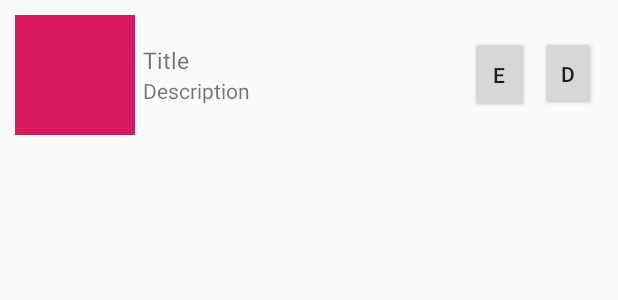
After one commit to yaacine/ProjetTDM, an Android app: the layout row.xml on its own in the app's theme, with its tools: preview values and no code run, on a phone screen of 412 x 824 dp. The commit adds this screen. Shown: the top 300 px of the screen. Run offline under Robolectric (Android 15) with nearby library versions, the phone set to English and light mode, and no system bars.

Commit message:
merged nassim's work

```diff
--- a/app/build.gradle
+++ b/app/build.gradle
@@ -51,6 +51,7 @@ dependencies {
     kapt "androidx.room:room-compiler:$room_version"
     implementation 'androidx.fragment:fragment-ktx:1.0.0'
 
+
     implementation 'io.github.ivanespitiac:imageslider:1.0.3'
 
 }
--- a/app/src/main/java/com/example/projettdm/CountryListAdapter.kt
+++ b/app/src/main/java/com/example/projettdm/CountryListAdapter.kt
@@ -27,31 +27,31 @@ class CountryListAdapter(
         var deleteBtn: TextView = view.findViewById(R.id.deleteBtn)
         var editBtn: TextView = view.findViewById(R.id.editBtn)
 
-        var intervention: Intervention? = items?.get(position)
+        var country: Country? = items?.get(position)
 
         //       imageView.setImageDrawable(mCtx.resources.getDrawable(1,null))
-        textView.text = intervention?.numero + " " + intervention?.nomPmobier?.toUpperCase()
-        textView1.text = intervention?.date.toString() + " " + intervention?.type?.toUpperCase()
+        textView.text = country?.code + " " + country?.name?.toUpperCase()
+        textView1.text = country?.description.toString()
 
         deleteBtn.setOnClickListener {
             println("we are deleting some stuff")
-            //DataManager.interventionsList.remove(items?.get(position))
+            //DataManager.countrysList.remove(items?.get(position))
 
 
             GlobalScope.launch {
 
                 var myDataList =
                     items?.get(position)?.let { it1 ->
-                        DataManager.dbReference.interventionDao().delete(
+                        DataHolder.dbReference.CountryDao().delete(
                             it1
                         )
                     }
-
+/*
                 var myDataNewList =  DataManager.dbReference.interventionDao().getAll()
                 DataManager.interventionsList.clear()
                 println("deleted ====>"+ myDataNewList.size)
                 DataManager.interventionsList.addAll(myDataNewList)
-
+*/
             }.invokeOnCompletion {
 
                 var activity = (context as MainActivity)
--- /dev/null
+++ b/app/src/main/java/com/example/projettdm/DataHolder.kt
@@ -0,0 +1,34 @@
+package com.example.projettdm
+
+import android.util.Log
+import com.example.projettdm.DataManager.AppDatabase
+import com.example.projettdm.DataManager.Entities.Country
+import kotlinx.coroutines.GlobalScope
+import kotlinx.coroutines.awaitAll
+import kotlinx.coroutines.launch
+import java.io.BufferedReader
+import java.io.File
+
+
+class  DataHolder {
+
+    companion object{
+        lateinit var dbReference:AppDatabase
+        var countriesList = arrayListOf<Country>()
+
+
+        fun getAll() {
+            GlobalScope.launch {
+
+                var myDataList = dbReference.CountryDao().getAll()
+                countriesList.addAll(myDataList)
+            }
+
+        }
+
+    }
+
+
+
+
+}
--- a/app/src/main/java/com/example/projettdm/MainActivity.kt
+++ b/app/src/main/java/com/example/projettdm/MainActivity.kt
@@ -29,14 +29,25 @@ class MainActivity : AppCompatActivity() ,NavigationView.OnNavigationItemSelecte
         super.onCreate(savedInstanceState)
         setContentView(R.layout.activity_main)
 
+
         val db = AppDatabase(this)
         populateDatabase(db)
+
+        DataHolder.dbReference = db
+
+        GlobalScope.launch {
+            var myDataList = db.CountryDao().getAll()
+            DataHolder.countriesList.addAll(myDataList)
+        }
+
+        adapter = CountryListAdapter(this, R.layout.row, DataHolder.countriesList)
 
         button.setOnClickListener {
             val intent = Intent(this, CountryDetails::class.java)
             startActivity(intent)
         }
         toolbar = findViewById(R.id.toolbar)
+
 
         setSupportActionBar(toolbar)
 
--- /dev/null
+++ b/app/src/main/res/layout/row.xml
@@ -0,0 +1,75 @@
+<?xml version="1.0" encoding="utf-8"?>
+<LinearLayout
+    xmlns:android="http://schemas.android.com/apk/res/android"
+    xmlns:app="http://schemas.android.com/apk/res-auto"
+    xmlns:tools="http://schemas.android.com/tools"
+    android:layout_width="match_parent"
+    android:layout_height="wrap_content"
+    android:orientation="horizontal"
+    android:padding="10dp">
+
+    <ImageView
+        android:id="@+id/iconIv"
+        android:src="@color/colorAccent"
+        android:layout_width="80dp"
+        android:layout_height="80dp" />
+
+    <LinearLayout
+        android:layout_width="match_parent"
+        android:layout_height="match_parent"
+        android:orientation="horizontal">
+
+        <LinearLayout
+            android:layout_width="211dp"
+            android:layout_height="wrap_content"
+            android:layout_gravity="center"
+            android:layout_margin="5dp"
+            android:orientation="vertical">
+
+            <TextView
+                android:id="@+id/titleIntervention"
+                android:layout_width="match_parent"
+                android:layout_height="wrap_content"
+                android:text="Title"
+                android:textSize="15sp" />
+
+            <TextView
+                android:id="@+id/plombierIntervention"
+                android:layout_width="match_parent"
+                android:layout_height="wrap_content"
+                android:text="Description" />
+
+        </LinearLayout>
+
+        <androidx.constraintlayout.widget.ConstraintLayout
+            android:layout_width="match_parent"
+            android:layout_height="match_parent">
+
+            <Button
+                android:id="@+id/editBtn"
+                android:layout_width="39dp"
+                android:layout_height="51dp"
+                android:layout_weight="1"
+                android:text="E"
+                app:layout_constraintEnd_toStartOf="@+id/deleteBtn"
+                app:layout_constraintStart_toStartOf="parent"
+                app:layout_constraintTop_toTopOf="@+id/deleteBtn" />
+
+            <Button
+                android:id="@+id/deleteBtn"
+                android:layout_width="37dp"
+                android:layout_height="50dp"
+                android:layout_marginStart="6dp"
+                android:layout_marginTop="14dp"
+                android:layout_marginEnd="3dp"
+                android:layout_toRightOf="@id/editBtn"
+                android:layout_weight="1"
+                android:text="D"
+                app:layout_constraintEnd_toEndOf="parent"
+                app:layout_constraintStart_toEndOf="@+id/editBtn"
+                app:layout_constraintTop_toTopOf="parent" />
+        </androidx.constraintlayout.widget.ConstraintLayout>
+
+    </LinearLayout>
+
+</LinearLayout>
```
